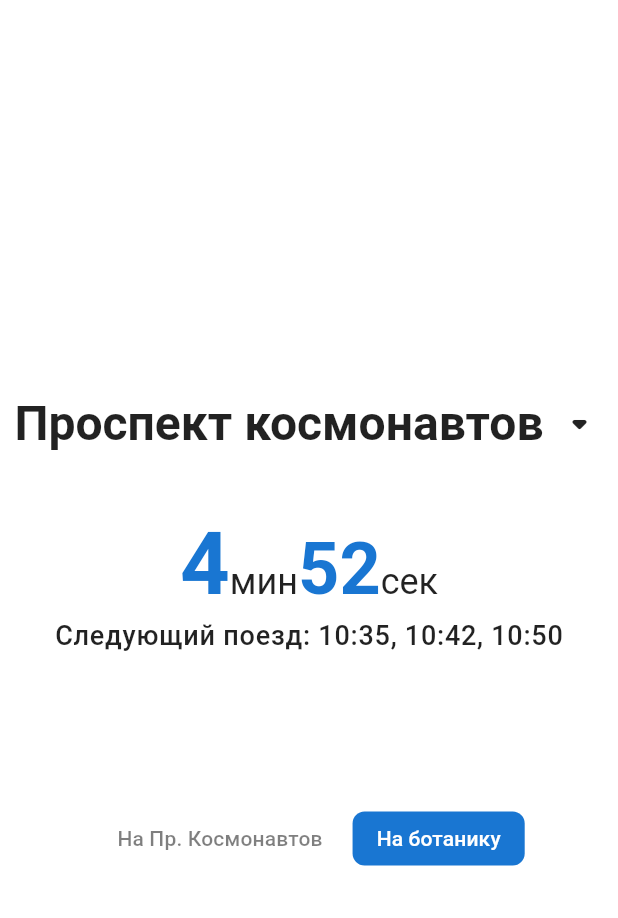
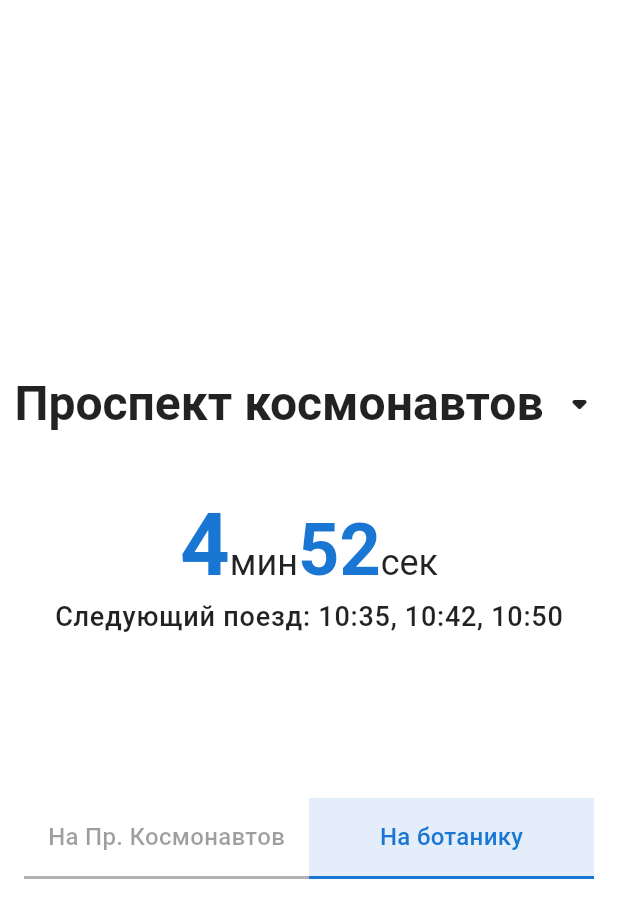
Before and after one commit to samb1232/eburg_metro_timer, a Flutter app: the screen it shows after launch, on a phone screen of 412 x 824 dp. Shown: the top 918 px of the screen. Run offline on Flutter 3.47's test engine with Material 3 defaults, Android fonts, the phone set to English and light mode, and no system bars.

Commit message:
changed style of direction button

```diff
--- a/lib/features/timer_screen/presentation/widgets/choose_direction_buttons.dart
+++ b/lib/features/timer_screen/presentation/widgets/choose_direction_buttons.dart
@@ -2,7 +2,6 @@ import 'package:flutter/material.dart';
 import 'package:metro_schedule/core/providers/schedule_provider.dart';
 import 'package:metro_schedule/data/models/direction.dart';
 import 'package:provider/provider.dart';
-
 import 'direction_button.dart';
 
 class ChooseDirectionButtons extends StatelessWidget {
@@ -11,27 +10,29 @@ class ChooseDirectionButtons extends StatelessWidget {
   @override
   Widget build(BuildContext context) {
     final provider = Provider.of<ScheduleProvider>(context);
-    final theme = Theme.of(context);
+    final colorScheme = Theme.of(context).colorScheme;
 
     return Container(
       decoration: BoxDecoration(
-        color: theme.colorScheme.surfaceContainerHighest,
-        borderRadius: BorderRadius.circular(12),
+        color: colorScheme.surfaceContainer, // Фон контейнера из темы
+        borderRadius: BorderRadius.circular(16), // Скругление углов контейнера
       ),
-      padding: const EdgeInsets.all(4),
+      margin: const EdgeInsets.symmetric(horizontal: 16, vertical: 8),
       child: Row(
-        mainAxisSize: MainAxisSize.min,
         children: [
-          DirectionButton(
+          Expanded(
+            child: DirectionButton(
               direction: Direction.toFirst,
               label: 'На Пр. Космонавтов',
               provider: provider,
             ),
-          const SizedBox(width: 4),
-          DirectionButton(
+          ),
+          Expanded(
+            child: DirectionButton(
               direction: Direction.toLast,
               label: 'На ботанику',
               provider: provider,
+            ),
           ),
         ],
       ),
--- a/lib/features/timer_screen/presentation/widgets/direction_button.dart
+++ b/lib/features/timer_screen/presentation/widgets/direction_button.dart
@@ -7,38 +7,61 @@ class DirectionButton extends StatelessWidget {
   final String label;
   final ScheduleProvider provider;
 
-  const DirectionButton({super.key,
+  const DirectionButton({
+    super.key,
     required this.direction,
     required this.label,
     required this.provider,
   });
 
   bool get isActive => provider.selectedDirection == direction;
-
   bool get isEnabled => provider.isDirectionAvailable(direction);
 
   @override
   Widget build(BuildContext context) {
-    final theme = Theme.of(context);
+    final colorScheme = Theme.of(context).colorScheme;
+    final textTheme = Theme.of(context).textTheme;
 
-    return GestureDetector(
-      onTap: (!isActive && isEnabled) ? () => provider.selectDirection(direction) : null,
+    return Semantics(
+      button: true,
+      enabled: isEnabled,
+      selected: isActive,
+      child: InkWell(
+        borderRadius: BorderRadius.zero,
+        onTap: isEnabled ? () => provider.selectDirection(direction) : null,
+        highlightColor: Colors.transparent, // Убираем эффект highlight
+        splashColor: Colors.transparent, // Убираем эффект splash
+        hoverColor: Colors.transparent, // Убираем эффект при наведении
         child: AnimatedContainer(
-        duration: const Duration(milliseconds: 200),
-        curve: Curves.easeInOut,
-        padding: const EdgeInsets.symmetric(horizontal: 16, vertical: 8),
+          duration: const Duration(milliseconds: 300),
+          curve: Curves.easeInOutCubic,
+          padding: const EdgeInsets.symmetric(vertical: 14),
           decoration: BoxDecoration(
-          color: isActive ? theme.colorScheme.primary : Colors.transparent,
-          borderRadius: BorderRadius.circular(8),
+            color: isActive
+                ? colorScheme.primary.withOpacity(0.12)
+                : Colors.transparent,
+            border: Border(
+              bottom: BorderSide(
+                color: isActive
+                    ? colorScheme.primary
+                    : colorScheme.outlineVariant.withOpacity(0.3),
+                width: 2.0,
               ),
+            ),
+          ),
+          child: Center(
             child: Text(
               label,
-          style: theme.textTheme.labelLarge?.copyWith(
+              style: textTheme.titleMedium?.copyWith(
                 color: isActive
-                ? theme.colorScheme.onPrimary
+                    ? colorScheme.primary
                     : isEnabled
-                ? theme.colorScheme.onSurfaceVariant
-                : theme.colorScheme.onSurfaceVariant.withOpacity(0.5),
+                    ? colorScheme.onSurface
+                    : colorScheme.onSurface.withOpacity(0.38),
+                fontWeight: FontWeight.w500,
+                letterSpacing: 0.2,
+              ),
+            ),
           ),
         ),
       ),
```
Lines whose indentation alone changed are shown as unchanged.
